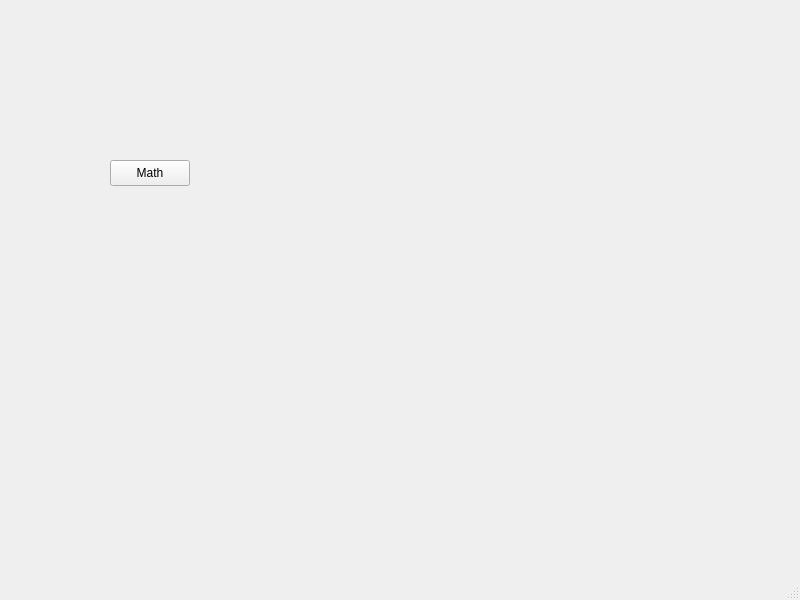
First picture: the form in mainwindow.ui, repository Starflight-code/Neuro-Start, before the edit.
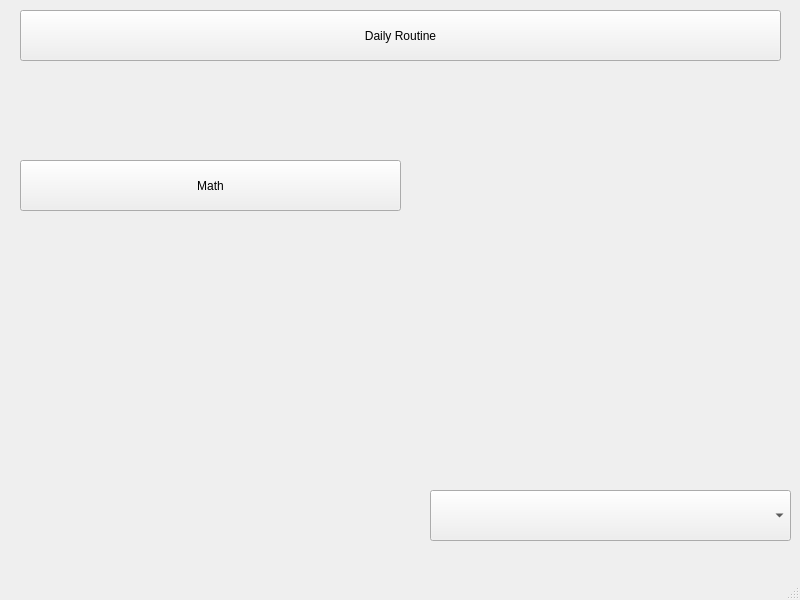
Second picture: the form after the edit.

Commit message: Modified the UI, proving basic structure Modified the UI, adding a difficulty selector and the button for settings based routine.

Diff of the .ui file:
```diff
--- a/mainwindow.ui
+++ b/mainwindow.ui
@@ -17,16 +17,39 @@
    <widget class="QPushButton" name="mathStart">
     <property name="geometry">
      <rect>
-      <x>110</x>
+      <x>20</x>
       <y>160</y>
-      <width>80</width>
-      <height>26</height>
+      <width>381</width>
+      <height>51</height>
      </rect>
     </property>
     <property name="text">
      <string>Math</string>
     </property>
    </widget>
+   <widget class="QPushButton" name="routineStart">
+    <property name="geometry">
+     <rect>
+      <x>20</x>
+      <y>10</y>
+      <width>761</width>
+      <height>51</height>
+     </rect>
+    </property>
+    <property name="text">
+     <string>Daily Routine</string>
+    </property>
+   </widget>
+   <widget class="QComboBox" name="difficultySelector">
+    <property name="geometry">
+     <rect>
+      <x>430</x>
+      <y>490</y>
+      <width>361</width>
+      <height>51</height>
+     </rect>
+    </property>
+   </widget>
   </widget>
   <widget class="QMenuBar" name="menubar">
    <property name="geometry">
```
